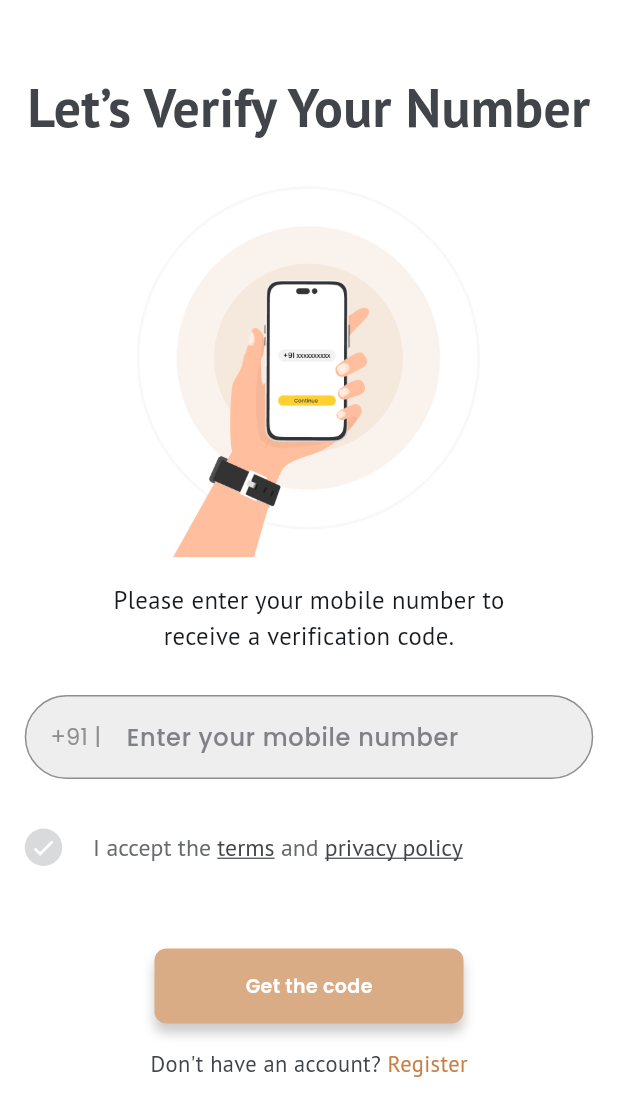
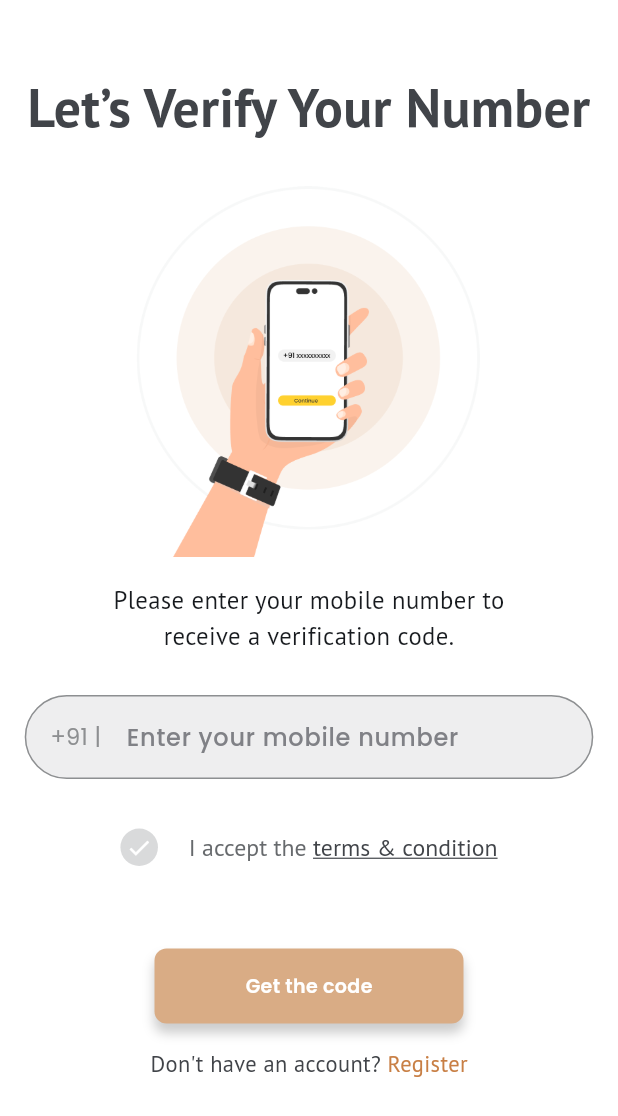
Before and after one commit to HastiDhameliy/deco_panel_app, a Flutter app: the screen it shows after launch, on a phone screen of 412 x 824 dp. Shown: the top 1116 px of the screen. Run offline on Flutter 3.47's test engine with Material 3 defaults, Android fonts, the phone set to English and light mode, and no system bars; our stand-ins replace carousel_slider, firebase_auth, firebase_core, flutter_styled_toast, flutter_svg, get and 6 more; missing offline and left inert: another_telephony; accounts and stored records are empty.

Commit message:
Update Quotation button fix,loader light,order list change

```diff
--- a/lib/View/auth/login_screen.dart
+++ b/lib/View/auth/login_screen.dart
@@ -108,7 +108,7 @@ class LoginScreen extends GetView<LoginController> {
                       controller.isAccepted.value = value;
                       controller.isAbleFun();
                     },
-                    label: 'I accept the terms and privacy policy',
+                    label: 'I accept the terms and condition',
                     onTermsTap: () {},
                     onPrivacyPolicyTap: () {},
                   ),
--- a/lib/View/home/component/category_item_screen.dart
+++ b/lib/View/home/component/category_item_screen.dart
@@ -375,7 +375,7 @@ class CategoryItemScreen extends GetView<BottomNavController> {
                     ),
                     child: const Center(
                       child: CircularProgressIndicator(
-                        valueColor: AlwaysStoppedAnimation<Color>(Colors.black),
+                        valueColor: AlwaysStoppedAnimation<Color>(Colors.grey),
                       ),
                     ),
                   )
--- a/lib/View/order_list/components/past_order_item_widget.dart
+++ b/lib/View/order_list/components/past_order_item_widget.dart
@@ -99,7 +99,7 @@ class PastOrderItem extends GetView<PastOrderController> {
                       ),
                     ),
                   ),*/
-                SizedBox(
+               /* SizedBox(
                   height: AppSize.displayHeight(context) * 0.11,
                   width: AppSize.displayHeight(context) * 0.11,
                   child: CommonNetworkImage(
@@ -112,7 +112,7 @@ class PastOrderItem extends GetView<PastOrderController> {
                 ),
                 SizedBox(
                   width: AppSize.displayWidth(context) * 0.035,
-                ),
+                ),*/
                 Expanded(
                   child: Column(
                     crossAxisAlignment: CrossAxisAlignment.start,
--- a/lib/View/past_order/components/order_item_view.dart
+++ b/lib/View/past_order/components/order_item_view.dart
@@ -60,7 +60,7 @@ class OrderItemViewScreen extends GetView<PastOrderController> {
                   ),
                   child: const Center(
                     child: CircularProgressIndicator(
-                      valueColor: AlwaysStoppedAnimation<Color>(Colors.black),
+                      valueColor: AlwaysStoppedAnimation<Color>(Colors.grey),
                     ),
                   ),
                 ),
--- a/lib/View/past_order/past_order_screen.dart
+++ b/lib/View/past_order/past_order_screen.dart
@@ -142,7 +142,7 @@ class PastOrderScreen extends GetView<PastOrderController> {
                 ),
                 child: const Center(
                   child: CircularProgressIndicator(
-                    valueColor: AlwaysStoppedAnimation<Color>(Colors.black),
+                    valueColor: AlwaysStoppedAnimation<Color>(Colors.grey),
                   ),
                 ),
               ),
--- a/lib/View/past_order/quatation_screen.dart
+++ b/lib/View/past_order/quatation_screen.dart
@@ -65,7 +65,7 @@ class QuotationView extends GetView<PastOrderController> {
                   ),
                   child: const Center(
                     child: CircularProgressIndicator(
-                      valueColor: AlwaysStoppedAnimation<Color>(Colors.black),
+                      valueColor: AlwaysStoppedAnimation<Color>(Colors.grey),
                     ),
                   ),
                 ),
--- a/lib/View/profile/profile_screen.dart
+++ b/lib/View/profile/profile_screen.dart
@@ -28,7 +28,7 @@ class ProfileScreen extends GetView<ProfileController> {
                 ),
                 child: const Center(
                   child: CircularProgressIndicator(
-                    valueColor: AlwaysStoppedAnimation<Color>(Colors.black),
+                    valueColor: AlwaysStoppedAnimation<Color>(Colors.grey),
                   ),
                 ),
               ),
--- a/lib/View/quotation/current_quotation_screen.dart
+++ b/lib/View/quotation/current_quotation_screen.dart
@@ -33,7 +33,7 @@ class CurrentQuotationScreen extends GetView<PastOrderController> {
             ),
             child: const Center(
               child: CircularProgressIndicator(
-                valueColor: AlwaysStoppedAnimation<Color>(Colors.black),
+                valueColor: AlwaysStoppedAnimation<Color>(Colors.grey),
               ),
             ),
           ),
--- a/lib/View/services/feedback_screen.dart
+++ b/lib/View/services/feedback_screen.dart
@@ -136,13 +136,13 @@ class FeedBackScreen extends GetView<FeedbackController> {
                               des: controller.descriptionCon.value.text,
                             ).then((value) {
                               if(value == true){
-                                BottomNavController controller = BottomNavController();
-                                controller.drawerKey.currentState!.closeDrawer();
+                                Get.back();
                                 Get.back();
                               }
                             },);
                             controller.titleCon.value.clear();
                             controller.descriptionCon.value.clear();
+                            controller.isAbleFun();
                           }
                         },
                       ),
--- a/lib/widget/network_image_widget.dart
+++ b/lib/widget/network_image_widget.dart
@@ -30,7 +30,7 @@ class CommonNetworkImage extends StatelessWidget {
       placeholderErrorBuilder: (context, error, stackTrace) {
         return const Center(
           child: CircularProgressIndicator(
-            valueColor: AlwaysStoppedAnimation<Color>(Colors.black),
+            valueColor: AlwaysStoppedAnimation<Color>(Colors.grey),
           ),
         );
       },
--- a/lib/widget/radio_button.dart
+++ b/lib/widget/radio_button.dart
@@ -30,6 +30,7 @@ class RadioButtonWithSplash extends StatelessWidget {
       //onTap: () => onChanged(!isSelected),
       child: Row(
         mainAxisSize: MainAxisSize.min,
+        mainAxisAlignment: MainAxisAlignment.center,
         children: [
           MshCheckbox(
             isChecked: isSelected,
@@ -43,8 +44,7 @@ class RadioButtonWithSplash extends StatelessWidget {
           SizedBox(
             width: AppSize.displayWidth(context) * 0.05,
           ),
-          Expanded(
-            child: RichText(
+          RichText(
             text: TextSpan(
               children: [
                 TextSpan(
@@ -56,7 +56,7 @@ class RadioButtonWithSplash extends StatelessWidget {
                   ),
                 ),
                 TextSpan(
-                    text: "terms",
+                  text: "terms & condition",
                   style: GoogleFonts.ptSans(
                     fontSize: Get.height / 52,
                     fontWeight: FontWeight.w400,
@@ -65,27 +65,7 @@ class RadioButtonWithSplash extends StatelessWidget {
                   ),
                   recognizer: TapGestureRecognizer()..onTap = onTermsTap,
                 ),
-                  TextSpan(
-                    text: " and ",
-                    style: GoogleFonts.ptSans(
-                      fontSize: Get.height / 52,
-                      fontWeight: FontWeight.w400,
-                      color: AppColors.colorA6D,
-                    ),
-                  ),
-                  TextSpan(
-                    text: "privacy policy",
-                    style: GoogleFonts.ptSans(
-                      fontSize: Get.height / 52,
-                      fontWeight: FontWeight.w400,
-                      color: AppColors.color449,
-                      decoration: TextDecoration.underline,
-                    ),
-                    recognizer: TapGestureRecognizer()
-                      ..onTap = onPrivacyPolicyTap,
-                  ),
               ],
-              ),
             ),
           ),
         ],
```
Lines whose indentation alone changed are shown as unchanged.
